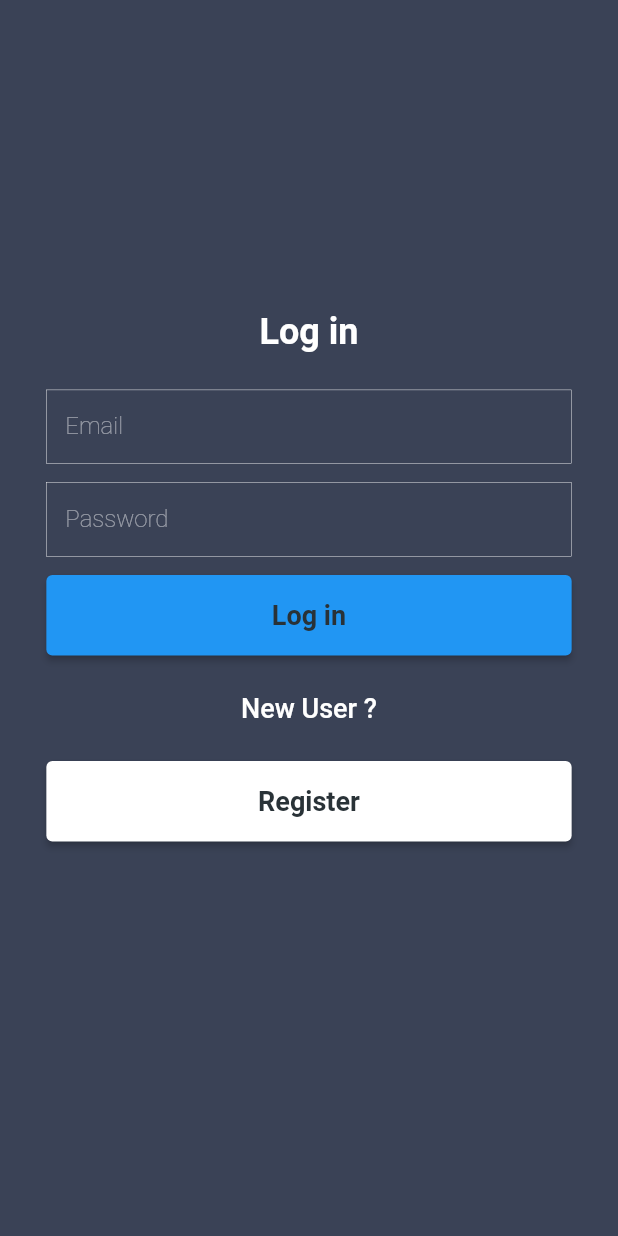
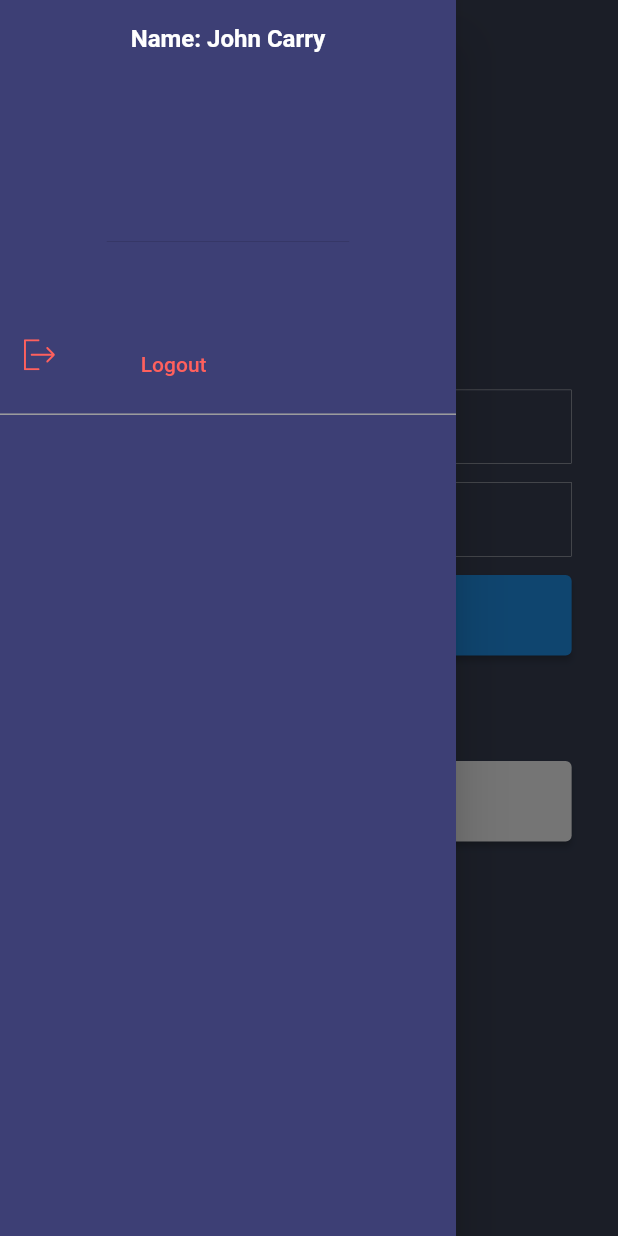
Before and after one commit to aliismaildev/time_tracking_app, a Flutter app: the screen it shows after launch, with the side drawer open (before the commit the screen has no drawer), on a phone screen of 412 x 824 dp. Run offline on Flutter 3.47's test engine with Material 2 defaults, Android fonts, the phone set to English and light mode, and no system bars; our stand-ins replace firebase_auth, firebase_core, firebase_database, flutter_svg; missing offline and left inert: result_type; accounts and stored records are empty.

Commit message:
-Drawer Added

```diff
--- /dev/null
+++ b/lib/consts/assets.dart
@@ -0,0 +1,6 @@
+class AppAssets {
+  const AppAssets._();
+
+
+  static const String logoutSvg = 'assets/svg/logout.svg';
+}
--- a/lib/consts/lang.dart
+++ b/lib/consts/lang.dart
@@ -14,5 +14,6 @@ class Lang {
   static const String password = 'Password';
   static const String newUser = 'New User';
   static const String questionMark = '?';
+  static const String logout = 'Logout';
   static const String alreadyRegisteredUser = 'Already a registered user';
 }
--- a/lib/views/base_views/base_views.dart
+++ b/lib/views/base_views/base_views.dart
@@ -1,4 +1,10 @@
 import 'package:flutter/material.dart';
+import 'package:flutter_svg/svg.dart';
+import 'package:time_tracking_app/consts/assets.dart';
+import 'package:time_tracking_app/consts/colors.dart';
+import 'package:time_tracking_app/consts/lang.dart';
+import 'package:time_tracking_app/utils/percentage_size_ext.dart';
+import 'package:time_tracking_app/views/widgets/text.dart';
 
 class BaseScaffold extends StatelessWidget {
   final Widget body;
@@ -12,7 +18,57 @@ class BaseScaffold extends StatelessWidget {
     return Scaffold(
       backgroundColor: const Color.fromRGBO(58, 66, 86, 1.0),
       appBar: showAppBar ? AppBar(title: const Text("HomeView test")) : null,
+      drawer: Drawer(
+        backgroundColor: AppColors.primary,
+        child: Column(
+          children: [
+            DrawerHeader(
+              decoration: const BoxDecoration(
+                color: Colors.transparent,
+              ),
+              child: Column(
+                children: [
+                  subText5("${Lang.name}: John Carry"),
+                ],
+              ),
+            ),
+            SizedBox(
+              height: context.percentHeight * 5.0,
+            ),
+            _drawerListTile(context: context, isLogoutTile: true, title: Lang.logout, icon: AppAssets.logoutSvg, onTap: () {}),
+          ],
+        ),
+      ),
       body: SingleChildScrollView(scrollDirection: scrollDirection, child: body),
     );
   }
+
+  Widget _drawerListTile({
+    required BuildContext context,
+    required String title,
+    required String icon,
+    bool isLogoutTile = false,
+    required GestureTapCallback onTap,
+  }) {
+    return SizedBox(
+      height: context.percentHeight * 10,
+      child: Column(
+        children: [
+          ListTile(
+            onTap: onTap,
+            minVerticalPadding: context.percentHeight * 3.0,
+            minLeadingWidth: context.percentWidth * 15,
+            leading: SvgPicture.asset(
+              icon,
+              color: isLogoutTile ? AppColors.deleteColor : null,
+              height: context.percentHeight * 2.5,
+            ),
+            title: subText4(title,
+                fontWeight: FontWeight.w500, color: isLogoutTile ? AppColors.deleteColor : AppColors.textColor, align: TextAlign.left),
+          ),
+          Container(height: 1, color: Colors.grey),
+        ],
+      ),
+    );
+  }
 }
--- a/pubspec.yaml
+++ b/pubspec.yaml
@@ -34,6 +34,7 @@ dependencies:
   firebase_core: ^2.4.1
   firebase_auth: ^4.2.5
   firebase_database: ^10.0.9
+  flutter_svg: ^1.1.6
   provider: ^6.0.5
   result_type: ^0.2.0
   flutter:
@@ -62,9 +63,8 @@ flutter:
   uses-material-design: true
 
   # To add assets to your application, add an assets section, like this:
-  # assets:
-  #   - images/a_dot_burr.jpeg
-  #   - images/a_dot_ham.jpeg
+  assets:
+    - assets/svg/
 
   # An image asset can refer to one or more resolution-specific "variants", see
   # https://flutter.dev/assets-and-images/#resolution-aware
```
Also changed, not shown: assets/svg/logout.svg (added), pubspec.lock.
